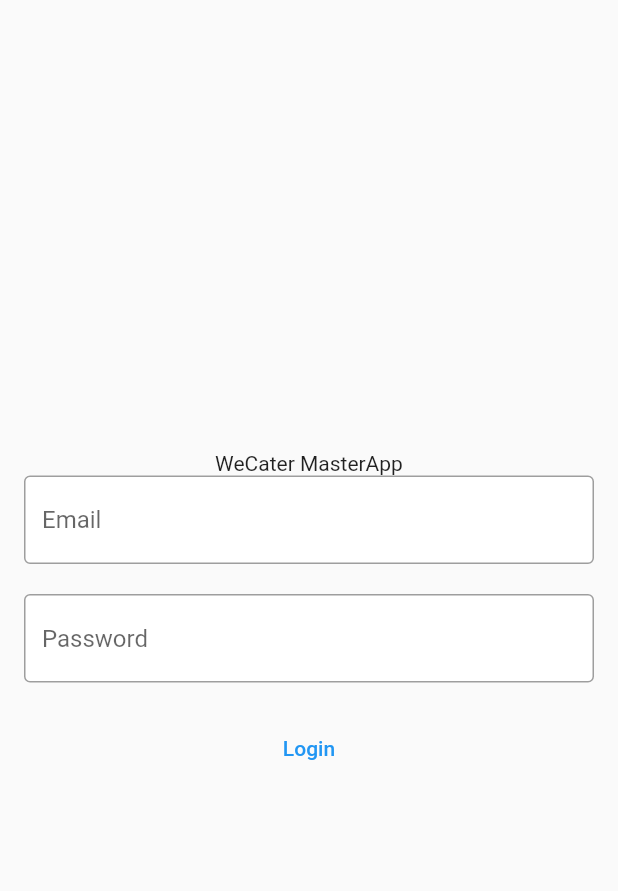
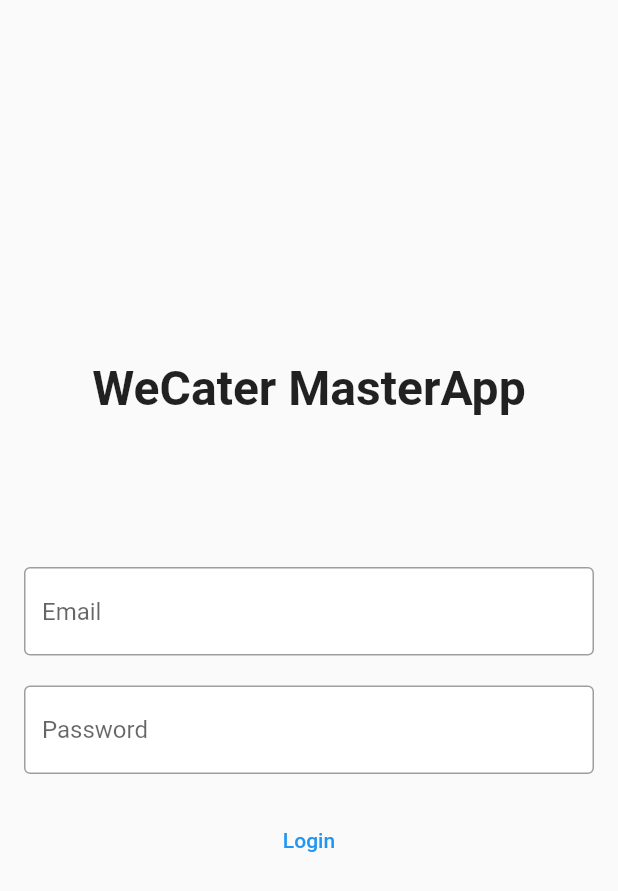
Before and after one commit to Abu-Shoaib-Jamil/WeCater, a Flutter app: the screen it shows after launch, on a phone screen of 412 x 824 dp. Shown: the top 891 px of the screen. Run offline on Flutter 3.47's test engine with Material 2 defaults, Android fonts, the light colour scheme and no system bars; our stand-ins replace cloud_firestore, firebase_auth, firebase_core; accounts and stored records are empty.

Commit message:
latest commit

```diff
--- a/lib/screens/loginpage.dart
+++ b/lib/screens/loginpage.dart
@@ -22,7 +22,8 @@
               crossAxisAlignment: CrossAxisAlignment.center,
               children: [
                 //WeCater
-                Text("WeCater MasterApp"),
+                Text("WeCater MasterApp",style: TextStyle(fontWeight: FontWeight.bold,fontSize: 32.0),),
+                SizedBox(height:100.0),
                 //Email
                 TextFormField(
                   decoration: InputDecoration(
```
Also changed, not shown: lib/screens/listpage.dart (+18 -0 lines), 1 other file.
